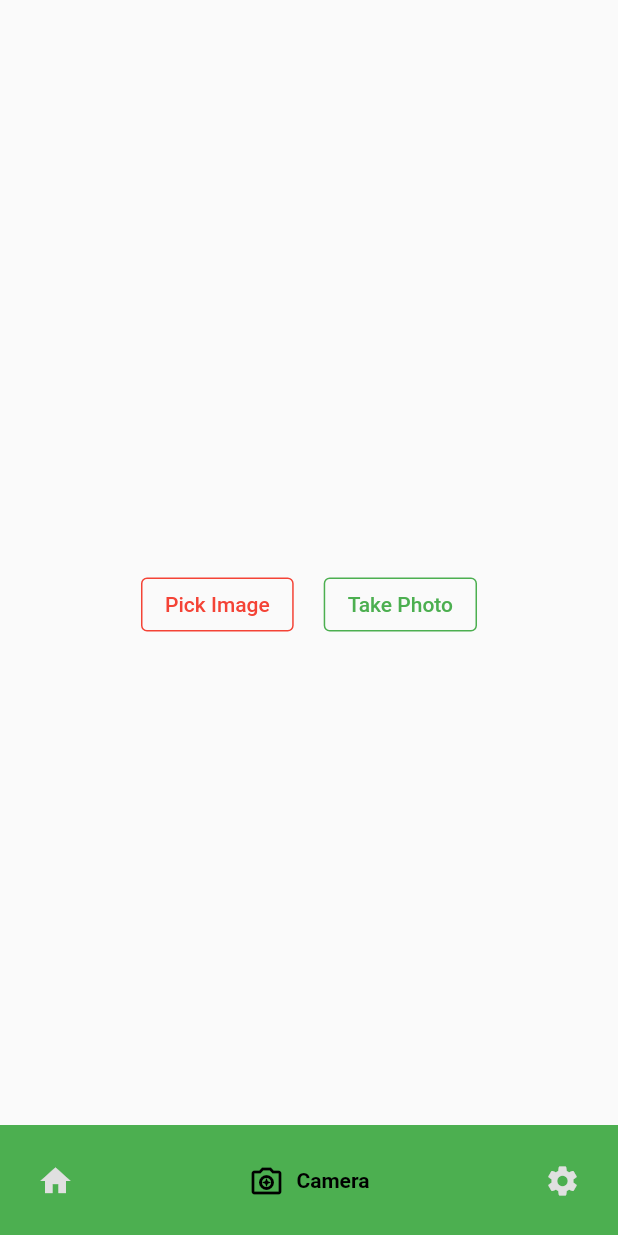
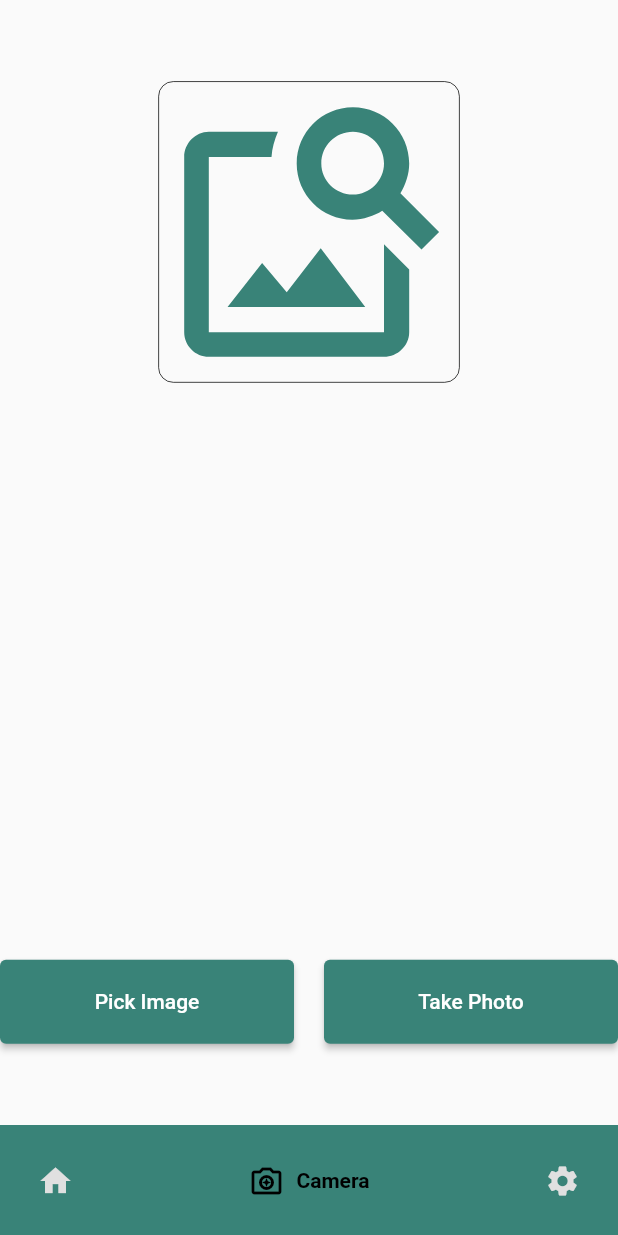
Before and after one commit to scarletkibou/Skin-Apps, a Flutter app: the screen it shows after launch, item 2 of the bottom bar chosen, after a tap on "Pick Image", on a phone screen of 412 x 824 dp. Run offline on Flutter 3.47's test engine with Material 2 defaults, Android fonts, the phone set to English and light mode, and no system bars; drawn by our look-alikes of google_nav_bar; our stand-ins replace carousel_slider, cloud_firestore, firebase_core, firebase_storage, flutter_spinkit, image_picker; accounts and stored records are empty.

Commit message:
more progress

```diff
--- a/assets/labels.txt
+++ /dev/null
@@ -1,9 +0,0 @@
-0 Eczema
-1 Melanocytic_Nevi
-2 BasalCellCarcinoma
-3 Melanoma
-4 Seborrheic_Keratoses
-5 Tinea_Rinworm
-6 Psoriasis
-7 Chickenpox
-8 WatsMolluscum
--- a/lib/CameraPage.dart
+++ b/lib/CameraPage.dart
@@ -1,8 +1,11 @@
 import 'dart:io';
 import 'package:flutter/material.dart';
+import 'package:flutter_spinkit/flutter_spinkit.dart';
 import 'package:http/http.dart' as http;
 import 'dart:convert';
 import 'package:image_picker/image_picker.dart';
+import 'dataPage.dart';
+import 'homepage.dart';
 
 class CameraPage extends StatefulWidget {
   @override
@@ -12,6 +15,9 @@ class CameraPage extends StatefulWidget {
 class _CameraPageState extends State<CameraPage> {
   File? _pickedImage;
   String _predictionResult = "";
+  String _ResultName = "";
+  bool _isPredicting = false;
+  bool _showGoToAnotherPageButton = false; // New state variable
 
   final String cloudFunctionUrl =
       'https://us-central1-skin-apps.cloudfunctions.net/predict_x';
@@ -33,13 +39,69 @@ class _CameraPageState extends State<CameraPage> {
       File imageFile = File(pickedFile.path);
       setState(() {
         _pickedImage = imageFile;
+        _isPredicting = true;
       });
       Map<String, dynamic> prediction = await makePrediction(imageFile);
       print(prediction);
       setState(() {
         _predictionResult =
-            "Prediction: ${prediction['class']}, Confidence: ${prediction['confidence']}%";
+            "${prediction['class']},${prediction['confidence']}";
+        _isPredicting = false;
       });
+    }
+  }
+
+  Widget _buildPredictionResult() {
+    if (_predictionResult.isEmpty) {
+      return Container();
+    }
+    List<String> predictionList = _predictionResult.split(',');
+    String prediction = predictionList[0].trim();
+    String confidence = predictionList[1].trim();
+    _ResultName = prediction;
+    int confidenceCheck = (double.parse(confidence)).round();
+    if (confidenceCheck > 50) {
+      _showGoToAnotherPageButton = true;
+      return RichText(
+        text: TextSpan(
+          style: TextStyle(fontSize: 20, color: Colors.black),
+          children: [
+            TextSpan(
+              text: 'Prediction: ',
+              style: TextStyle(fontWeight: FontWeight.bold, color: Colors.blue),
+            ),
+            TextSpan(
+              text: prediction,
+              style:
+                  TextStyle(fontWeight: FontWeight.bold, color: Colors.green),
+            ),
+            TextSpan(
+              text: ',    Confidence: ',
+              style: TextStyle(fontWeight: FontWeight.bold, color: Colors.blue),
+            ),
+            TextSpan(
+              text: confidence + "%",
+              style: TextStyle(fontWeight: FontWeight.bold, color: Colors.red),
+            ),
+          ],
+        ),
+        textAlign: TextAlign.center,
+      );
+    } else {
+      _showGoToAnotherPageButton = false;
+      return RichText(
+        text: const TextSpan(
+          style: TextStyle(fontSize: 20, color: Colors.black),
+          children: [
+            TextSpan(
+              text:
+                  'Confidence is lower than a half, make sure you input the right picture or follow the right instruction',
+              style: TextStyle(fontWeight: FontWeight.bold, color: Colors.blue),
+            ),
+          ],
+        ),
+        textAlign: TextAlign.center,
+      );
     }
   }
 
@@ -48,43 +110,72 @@ class _CameraPageState extends State<CameraPage> {
     return Scaffold(
       body: Center(
         child: Column(
-          mainAxisAlignment: MainAxisAlignment.center,
+          mainAxisAlignment: MainAxisAlignment.spaceEvenly,
           children: [
-            _pickedImage != null
+            Container(
+              decoration: BoxDecoration(
+                border:
+                    Border.all(color: Color.fromARGB(255, 3, 4, 4), width: 0.5),
+                borderRadius: BorderRadius.circular(10.0),
+              ),
+              child: _pickedImage != null
                   ? Image.file(
                       _pickedImage!,
                       height: 200,
                       width: 200,
                     )
-                : SizedBox.shrink(),
+                  : const Icon(
+                      Icons.image_search,
+                      size: 200,
+                      color: Color(0xFF398378),
+                    ),
+            ),
             SizedBox(height: 20),
-            Text(_predictionResult),
+            _isPredicting
+                ? SpinKitWaveSpinner(color: Color(0xFF398378), size: 50)
+                : _buildPredictionResult(),
+            SizedBox(height: 20),
+            _showGoToAnotherPageButton // Show the button based on the state
+                ? ElevatedButton(
+                    onPressed: () {
+                      Navigator.push(
+                        context,
+                        MaterialPageRoute(builder: (context) => dataPage()),
+                      );
+                    },
+                    style: ElevatedButton.styleFrom(
+                      backgroundColor: Color(0xFF398378),
+                      padding: EdgeInsets.symmetric(vertical: 20),
+                    ),
+                    child: Text('See $_ResultName Details'),
+                  )
+                : Container(),
             SizedBox(height: 20),
             Row(
               mainAxisAlignment: MainAxisAlignment.center,
               children: [
-                OutlinedButton(
+                Expanded(
+                  child: ElevatedButton(
                     onPressed: () {
-                    _pickImage(ImageSource.gallery); // Pick from gallery
+                      _pickImage(ImageSource.gallery);
                     },
                     child: Text('Pick Image'),
-                  style: OutlinedButton.styleFrom(
-                    foregroundColor: Colors.red,
-                    side: BorderSide(
-                      color: Colors.red,
+                    style: ElevatedButton.styleFrom(
+                      backgroundColor: Color(0xFF398378),
+                      padding: EdgeInsets.symmetric(vertical: 20),
                     ),
                   ),
                 ),
                 SizedBox(width: 20),
-                OutlinedButton(
+                Expanded(
+                  child: ElevatedButton(
                     onPressed: () {
-                    _pickImage(ImageSource.camera); // Take a photo
+                      _pickImage(ImageSource.camera);
                     },
                     child: Text('Take Photo'),
-                  style: OutlinedButton.styleFrom(
-                    foregroundColor: Colors.green,
-                    side: BorderSide(
-                      color: Colors.green,
+                    style: ElevatedButton.styleFrom(
+                      backgroundColor: Color(0xFF398378),
+                      padding: EdgeInsets.symmetric(vertical: 20),
                     ),
                   ),
                 ),
--- a/lib/dataPage.dart
+++ b/lib/dataPage.dart
@@ -27,7 +27,7 @@ class _dataPage extends State<dataPage> {
       body: Column(
         children: [
           SizedBox(
-            height: 300,
+            height: 200,
             width: double.infinity,
             child: StreamBuilder<QuerySnapshot>(
               stream: imageStream,
--- a/lib/homepage.dart
+++ b/lib/homepage.dart
@@ -1,5 +1,6 @@
 import 'package:flutter/material.dart';
 import 'package:google_nav_bar/google_nav_bar.dart';
+import 'package:flutter_spinkit/flutter_spinkit.dart';
 import 'CameraPage.dart';
 import 'dataPage.dart';
 
@@ -12,10 +13,10 @@ class HomePage extends StatefulWidget {
 
 class _HomePageState extends State<HomePage> {
   int _selectedIndex = 0;
+  bool _showSplash =
+      true; // Add a boolean flag to control the splash screen visibility
 
   final List<Widget> _pages = [
-    // Add the widgets for your different pages here
-    // For example:
     dataPage(),
     CameraPage(),
     Container(
@@ -33,14 +34,26 @@ class _HomePageState extends State<HomePage> {
   }
 
   @override
+  void initState() {
+    super.initState();
+    Future.delayed(Duration(seconds: 6), () {
+      setState(() {
+        _showSplash = false;
+      });
+    });
+  }
+
+  @override
   Widget build(BuildContext context) {
-    return Scaffold(
+    return _showSplash
+        ? SplashScreen()
+        : Scaffold(
             body: _pages[_selectedIndex],
             bottomNavigationBar: GNav(
               gap: 8,
               activeColor: Colors.black,
               color: Colors.grey[300],
-        backgroundColor: Colors.green,
+              backgroundColor: Color(0xFF398378),
               tabs: const [
                 GButton(
                   icon: Icons.home,
@@ -61,3 +74,19 @@ class _HomePageState extends State<HomePage> {
           );
   }
 }
+
+class SplashScreen extends StatelessWidget {
+  @override
+  Widget build(BuildContext context) {
+    return Scaffold(
+      backgroundColor: Color(0xFF398378),
+      body: Center(
+        child: Image.asset(
+          'assets/logo.png',
+          width: 250,
+          height: 250,
+        ),
+      ),
+    );
+  }
+}
--- a/pubspec.yaml
+++ b/pubspec.yaml
@@ -49,6 +49,9 @@ dependencies:
   cloud_functions: ^4.3.4
   carousel_slider: ^4.2.1
   firebase_storage: ^11.2.5
+  flutter_native_splash: ^2.3.1
+  flutter_spinkit: ^5.2.0
+
 
 dev_dependencies:
   flutter_test:
@@ -67,8 +70,7 @@ dev_dependencies:
 # The following section is specific to Flutter packages.
 flutter:
   assets:
-    - assets/labels.txt
-    - assets/model_unquant.tflite
+    - assets/logo.png
 
   # The following line ensures that the Material Icons font is
   # included with your application, so that you can use the icons in
```
Also changed, not shown: assets/logo.png (added), pubspec.lock, 1 other file. Lines whose indentation alone changed are shown as unchanged.
